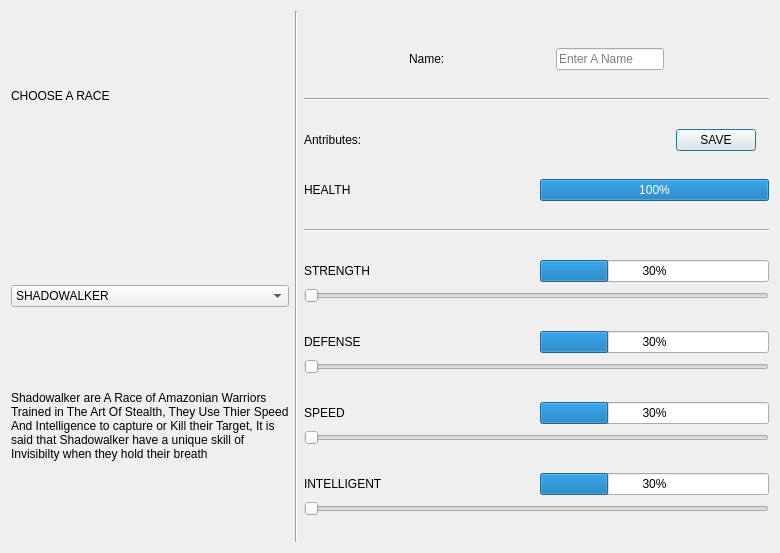
This is Planet_Invasion/charactercreator.ui in CS4076Rplay/CS4076 as Qt 5 draws it before an edit. The edited form follows.
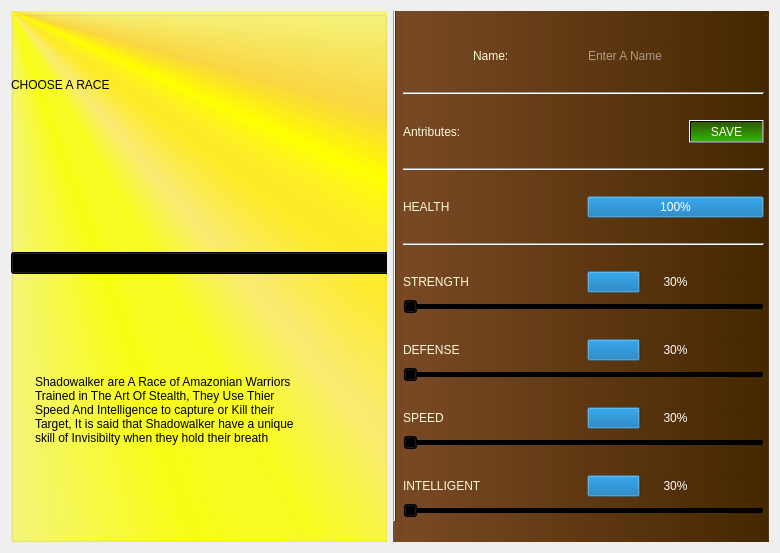
This is the edited form. Icons and pictures are not drawn.

Diff of the .ui file:
```diff
--- a/Planet_Invasion/charactercreator.ui
+++ b/Planet_Invasion/charactercreator.ui
@@ -15,6 +15,23 @@
   </property>
   <layout class="QHBoxLayout" name="horizontalLayout">
    <item>
+    <widget class="QGroupBox" name="groupBox">
+     <property name="styleSheet">
+      <string notr="true">background:rgb(255, 255, 255);
+background-color:qconicalgradient(cx:0, cy:0, angle:135, stop:0 rgba(255, 255, 0, 69), stop:0.375 rgba(255, 255, 0, 69), stop:0.423533 rgba(251, 255, 0, 145), stop:0.45 rgba(247, 255, 0, 208), stop:0.477581 rgba(255, 244, 71, 130), stop:0.518717 rgba(255, 218, 71, 130), stop:0.55 rgba(255, 255, 0, 255), stop:0.57754 rgba(255, 203, 0, 130), stop:0.625 rgba(255, 255, 0, 69), stop:1 rgba(255, 255, 0, 69))</string>
+     </property>
+     <property name="title">
+      <string/>
+     </property>
+     <widget class="QWidget" name="">
+      <property name="geometry">
+       <rect>
+        <x>0</x>
+        <y>0</y>
+        <width>599</width>
+        <height>531</height>
+       </rect>
+      </property>
     <layout class="QVBoxLayout" name="verticalLayout">
      <item>
       <widget class="QLabel" name="label_3">
@@ -24,6 +41,11 @@
          <verstretch>0</verstretch>
         </sizepolicy>
        </property>
+         <property name="styleSheet">
+          <string notr="true">background:transparent;
+font: 28pt &quot;Franklin Gothic Demi&quot;;
+</string>
+         </property>
        <property name="text">
         <string>CHOOSE A RACE</string>
        </property>
@@ -37,6 +59,9 @@
          <verstretch>0</verstretch>
         </sizepolicy>
        </property>
+         <property name="styleSheet">
+          <string notr="true">background:transparent;</string>
+         </property>
        <property name="text">
         <string/>
        </property>
@@ -77,6 +102,21 @@
          <verstretch>0</verstretch>
         </sizepolicy>
        </property>
+         <property name="styleSheet">
+          <string notr="true">background:transparent;
+font: italic 10pt &quot;Lucida Sans&quot;;
+padding: 20px;
+color:rgb(0, 0, 0)</string>
+         </property>
+         <property name="frameShape">
+          <enum>QFrame::StyledPanel</enum>
+         </property>
+         <property name="frameShadow">
+          <enum>QFrame::Plain</enum>
+         </property>
+         <property name="lineWidth">
+          <number>2</number>
+         </property>
        <property name="text">
         <string>Shadowalker are A Race of Amazonian Warriors Trained in The Art Of Stealth, They Use Thier Speed And Intelligence to capture or Kill their Target, It is said that Shadowalker have a unique skill of Invisibilty when they hold their breath</string>
        </property>
@@ -86,15 +126,27 @@
       </widget>
      </item>
     </layout>
-   </item>
-   <item>
-    <widget class="Line" name="line">
-     <property name="orientation">
-      <enum>Qt::Vertical</enum>
-     </property>
-    </widget>
+     </widget>
+    </widget>
    </item>
    <item>
+    <widget class="QGroupBox" name="groupBox_2">
+     <property name="styleSheet">
+      <string notr="true">background:transparent;
+background-color:qlineargradient(spread:pad, x1:0, y1:0, x2:1, y2:0, stop:0 rgba(121, 73, 37, 255), stop:1 rgba(69, 40, 0, 255))</string>
+     </property>
+     <property name="title">
+      <string/>
+     </property>
+     <widget class="QWidget" name="">
+      <property name="geometry">
+       <rect>
+        <x>10</x>
+        <y>0</y>
+        <width>361</width>
+        <height>531</height>
+       </rect>
+      </property>
     <layout class="QVBoxLayout" name="verticalLayout_2">
      <property name="topMargin">
       <number>15</number>
@@ -112,6 +164,11 @@
            <verstretch>0</verstretch>
           </sizepolicy>
          </property>
+           <property name="styleSheet">
+            <string notr="true">background:transparent;
+font: 10pt &quot;Modern No. 20&quot;;
+color: rgb(255, 249, 217)</string>
+           </property>
          <property name="text">
           <string>Name:</string>
          </property>
@@ -125,6 +182,11 @@
            <verstretch>0</verstretch>
           </sizepolicy>
          </property>
+           <property name="styleSheet">
+            <string notr="true">background:transparent;
+font: 10pt &quot;Modern No. 20&quot;;
+color:rgb(255, 255, 255)</string>
+           </property>
          <property name="inputMask">
           <string/>
          </property>
@@ -152,6 +214,11 @@
            <verstretch>0</verstretch>
           </sizepolicy>
          </property>
+           <property name="styleSheet">
+            <string notr="true">background:transparent;
+font: 10pt &quot;Modern No. 20&quot;;
+color: rgb(255, 249, 217)</string>
+           </property>
          <property name="text">
           <string>Antributes:</string>
          </property>
@@ -165,25 +232,24 @@
            <verstretch>0</verstretch>
           </sizepolicy>
          </property>
+           <property name="styleSheet">
+            <string notr="true">background:transparent;
+background-color:qlineargradient(spread:pad, x1:0, y1:0, x2:0, y2:1, stop:0 rgba(49, 89, 1, 255), stop:1 rgba(46, 181, 0, 255));
+color:rgb(255, 255, 255)</string>
+           </property>
          <property name="text">
           <string>SAVE</string>
          </property>
         </widget>
        </item>
+        </layout>
+       </item>
        <item>
-        <widget class="QLabel" name="AntributePointLabel">
-         <property name="sizePolicy">
-          <sizepolicy hsizetype="Fixed" vsizetype="Fixed">
-           <horstretch>0</horstretch>
-           <verstretch>0</verstretch>
-          </sizepolicy>
-         </property>
-         <property name="text">
-          <string/>
+        <widget class="Line" name="line_4">
+         <property name="orientation">
+          <enum>Qt::Horizontal</enum>
          </property>
         </widget>
-       </item>
-      </layout>
      </item>
      <item>
       <layout class="QVBoxLayout" name="verticalLayout_6">
@@ -191,6 +257,11 @@
         <layout class="QHBoxLayout" name="horizontalLayout_7">
          <item>
           <widget class="QLabel" name="label_7">
+             <property name="styleSheet">
+              <string notr="true">background:transparent;
+font: 10pt &quot;Modern No. 20&quot;;
+color: rgb(255, 249, 217)</string>
+             </property>
            <property name="text">
             <string>HEALTH</string>
            </property>
@@ -204,6 +275,11 @@
              <verstretch>0</verstretch>
             </sizepolicy>
            </property>
+             <property name="styleSheet">
+              <string notr="true">background:transparent;
+font: 10pt &quot;Modern No. 20&quot;;
+color:rgb(255, 255, 255)</string>
+             </property>
            <property name="value">
             <number>100</number>
            </property>
@@ -226,6 +302,11 @@
         <layout class="QHBoxLayout" name="horizontalLayout_6">
          <item>
           <widget class="QLabel" name="label_6">
+             <property name="styleSheet">
+              <string notr="true">background:transparent;
+font: 10pt &quot;Modern No. 20&quot;;
+color: rgb(255, 249, 217)</string>
+             </property>
            <property name="text">
             <string>STRENGTH</string>
            </property>
@@ -239,6 +320,11 @@
              <verstretch>0</verstretch>
             </sizepolicy>
            </property>
+             <property name="styleSheet">
+              <string notr="true">background:transparent;
+font: 10pt &quot;Modern No. 20&quot;;
+color:rgb(255, 255, 255)</string>
+             </property>
            <property name="value">
             <number>30</number>
            </property>
@@ -276,6 +362,11 @@
         <layout class="QHBoxLayout" name="horizontalLayout_8">
          <item>
           <widget class="QLabel" name="label_8">
+             <property name="styleSheet">
+              <string notr="true">background:transparent;
+font: 10pt &quot;Modern No. 20&quot;;
+color: rgb(255, 249, 217)</string>
+             </property>
            <property name="text">
             <string>DEFENSE</string>
            </property>
@@ -289,6 +380,11 @@
              <verstretch>0</verstretch>
             </sizepolicy>
            </property>
+             <property name="styleSheet">
+              <string notr="true">background:transparent;
+font: 10pt &quot;Modern No. 20&quot;;
+color:rgb(255, 255, 255)</string>
+             </property>
            <property name="value">
             <number>30</number>
            </property>
@@ -323,6 +419,11 @@
         <layout class="QHBoxLayout" name="horizontalLayout_5">
          <item>
           <widget class="QLabel" name="label_5">
+             <property name="styleSheet">
+              <string notr="true">background:transparent;
+font: 10pt &quot;Modern No. 20&quot;;
+color: rgb(255, 249, 217)</string>
+             </property>
            <property name="text">
             <string>SPEED</string>
            </property>
@@ -336,6 +437,11 @@
              <verstretch>0</verstretch>
             </sizepolicy>
            </property>
+             <property name="styleSheet">
+              <string notr="true">background:transparent;
+font: 10pt &quot;Modern No. 20&quot;;
+color:rgb(255, 255, 255)</string>
+             </property>
            <property name="value">
             <number>30</number>
            </property>
@@ -370,6 +476,11 @@
         <layout class="QHBoxLayout" name="horizontalLayout_4">
          <item>
           <widget class="QLabel" name="label_4">
+             <property name="styleSheet">
+              <string notr="true">background:transparent;
+font: 10pt &quot;Modern No. 20&quot;;
+color: rgb(255, 249, 217)</string>
+             </property>
            <property name="text">
             <string>INTELLIGENT</string>
            </property>
@@ -383,6 +494,11 @@
              <verstretch>0</verstretch>
             </sizepolicy>
            </property>
+             <property name="styleSheet">
+              <string notr="true">background:transparent;
+font: 10pt &quot;Modern No. 20&quot;;
+color:rgb(255, 255, 255)</string>
+             </property>
            <property name="value">
             <number>30</number>
            </property>
@@ -412,6 +528,21 @@
       </layout>
      </item>
     </layout>
+     </widget>
+     <widget class="Line" name="line">
+      <property name="geometry">
+       <rect>
+        <x>0</x>
+        <y>-20</y>
+        <width>3</width>
+        <height>531</height>
+       </rect>
+      </property>
+      <property name="orientation">
+       <enum>Qt::Vertical</enum>
+      </property>
+     </widget>
+    </widget>
    </item>
   </layout>
  </widget>
```
Lines whose indentation alone changed are shown as unchanged.
